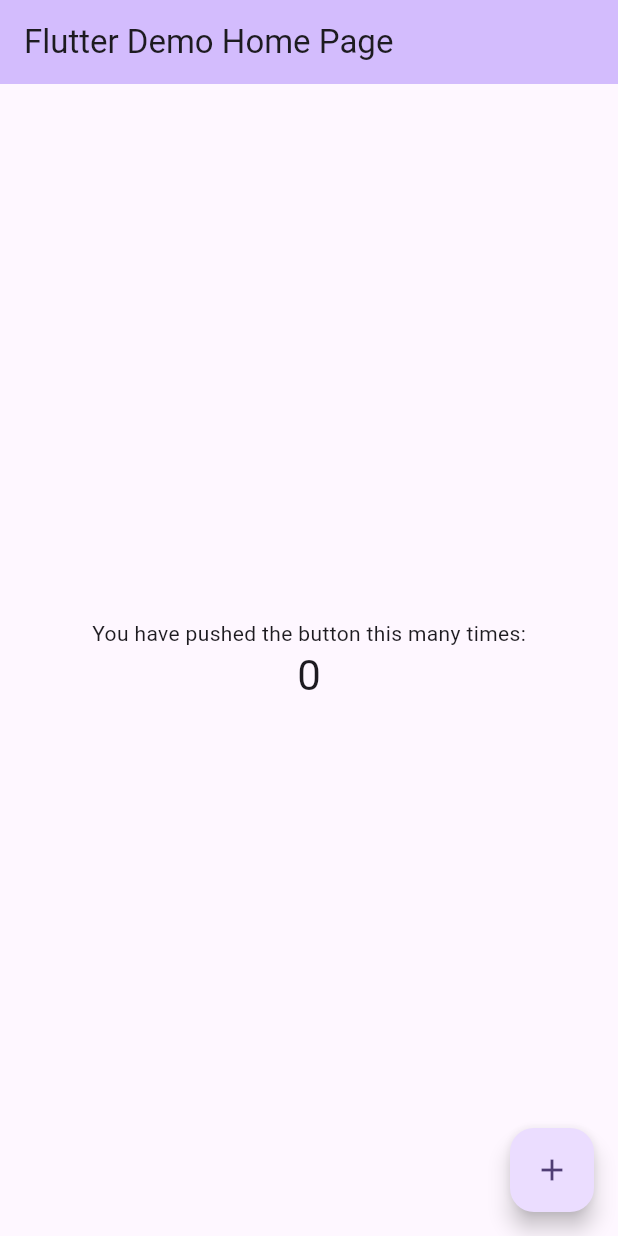
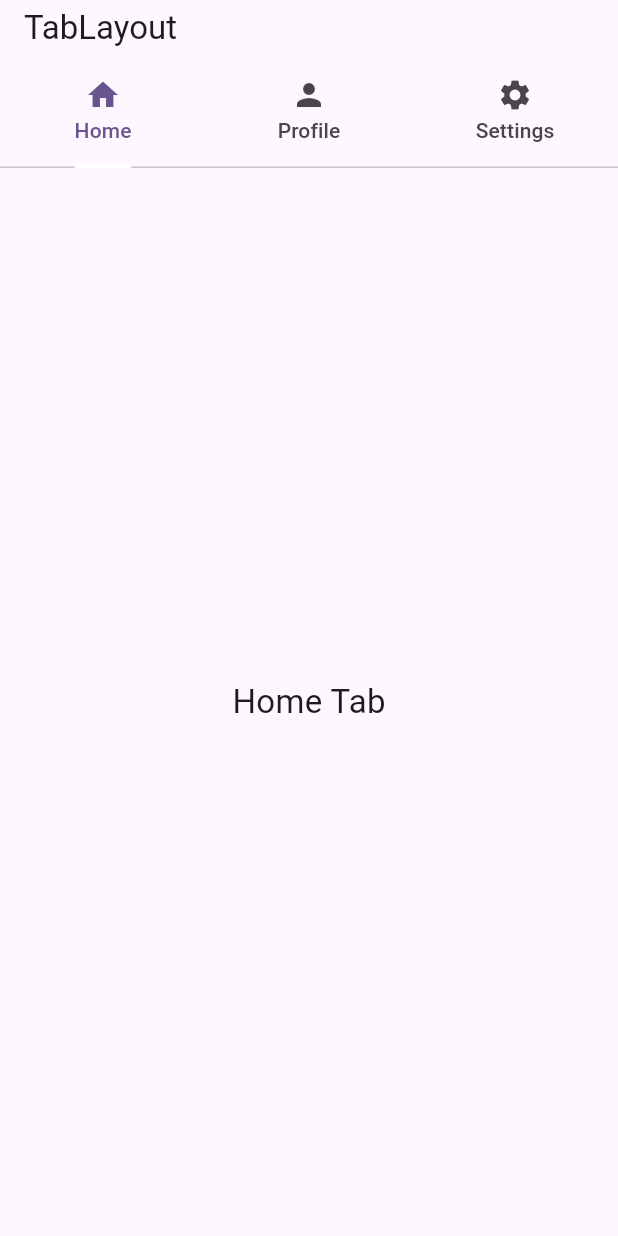
Before and after one commit to Excelsior-Technologies-Community/flutter_tab_layout, a Flutter app: the screen it shows after launch, on a phone screen of 412 x 824 dp. Run offline on Flutter 3.47's test engine with Material 3 defaults, Android fonts, the phone set to English and light mode, and no system bars.

Commit message:
tab_layout completed

```diff
--- /dev/null
+++ b/flutter_tab_layout/analysis_options.yaml
@@ -0,0 +1,4 @@
+include: package:flutter_lints/flutter.yaml
+
+# Additional information about this file can be found at
+# https://dart.dev/guides/language/analysis-options
--- /dev/null
+++ b/flutter_tab_layout/lib/flutter_tab_layout.dart
@@ -0,0 +1,7 @@
+library flutter_tab_layout;
+
+export 'tabs/pages/home_tab.dart';
+export 'tabs/pages/profile_tab.dart';
+export 'tabs/pages/settings_tab.dart';
+export 'tabs/widgets/custom_tab_bar.dart';
+export 'tabs/tab_screen.dart';
--- /dev/null
+++ b/flutter_tab_layout/lib/tabs/pages/home_tab.dart
@@ -0,0 +1,15 @@
+import 'package:flutter/material.dart';
+
+class HomeTab extends StatelessWidget {
+  const HomeTab({super.key});
+
+  @override
+  Widget build(BuildContext context) {
+    return const Center(
+      child: Text(
+        'Home Tab',
+        style: TextStyle(fontSize: 22),
+      ),
+    );
+  }
+}
--- /dev/null
+++ b/flutter_tab_layout/lib/tabs/pages/profile_tab.dart
@@ -0,0 +1,15 @@
+import 'package:flutter/material.dart';
+
+class ProfileTab extends StatelessWidget {
+  const ProfileTab({super.key});
+
+  @override
+  Widget build(BuildContext context) {
+    return const Center(
+      child: Text(
+        'Profile Tab',
+        style: TextStyle(fontSize: 22),
+      ),
+    );
+  }
+}
--- /dev/null
+++ b/flutter_tab_layout/lib/tabs/pages/settings_tab.dart
@@ -0,0 +1,15 @@
+import 'package:flutter/material.dart';
+
+class SettingsTab extends StatelessWidget {
+  const SettingsTab({super.key});
+
+  @override
+  Widget build(BuildContext context) {
+    return const Center(
+      child: Text(
+        'Settings Tab',
+        style: TextStyle(fontSize: 22),
+      ),
+    );
+  }
+}
--- /dev/null
+++ b/flutter_tab_layout/lib/tabs/tab_screen.dart
@@ -0,0 +1,49 @@
+import 'package:flutter/material.dart';
+
+import 'package:flutter_tab_layout/tabs/pages/home_tab.dart';
+import 'package:flutter_tab_layout/tabs/pages/profile_tab.dart';
+import 'package:flutter_tab_layout/tabs/pages/settings_tab.dart';
+import 'package:flutter_tab_layout/tabs/widgets/custom_tab_bar.dart';
+
+class TabScreen extends StatefulWidget {
+  const TabScreen({super.key});
+
+  @override
+  State<TabScreen> createState() => _TabScreenState();
+}
+
+class _TabScreenState extends State<TabScreen>
+    with SingleTickerProviderStateMixin {
+
+  late TabController tabController;
+
+  @override
+  void initState() {
+    super.initState();
+    tabController = TabController(length: 3, vsync: this);
+  }
+
+  @override
+  void dispose() {
+    tabController.dispose();
+    super.dispose();
+  }
+
+  @override
+  Widget build(BuildContext context) {
+    return Scaffold(
+      appBar: AppBar(
+        title: const Text("TabLayout (Swipe & Click)"),
+        bottom: CustomTabBar(controller: tabController),
+      ),
+      body: TabBarView(
+        controller: tabController,
+        children:  [
+          HomeTab(),
+          ProfileTab(),
+          SettingsTab(),
+        ],
+      ),
+    );
+  }
+}
--- /dev/null
+++ b/flutter_tab_layout/lib/tabs/widgets/custom_tab_bar.dart
@@ -0,0 +1,26 @@
+import 'package:flutter/material.dart';
+
+class CustomTabBar extends StatelessWidget
+    implements PreferredSizeWidget {
+
+  final TabController controller;
+
+  const CustomTabBar({super.key, required this.controller});
+
+  @override
+  Widget build(BuildContext context) {
+    return TabBar(
+      controller: controller,
+      isScrollable: false,
+      indicatorColor: Colors.white,
+      tabs: const [
+        Tab(text: 'Home', icon: Icon(Icons.home)),
+        Tab(text: 'Profile', icon: Icon(Icons.person)),
+        Tab(text: 'Settings', icon: Icon(Icons.settings)),
+      ],
+    );
+  }
+
+  @override
+  Size get preferredSize => const Size.fromHeight(kToolbarHeight);
+}
--- a/lib/main.dart
+++ b/lib/main.dart
@@ -1,4 +1,5 @@
 import 'package:flutter/material.dart';
+import 'package:flutter_tab_layout/tabs/tab_screen.dart';
 
 void main() {
   runApp(const MyApp());
@@ -7,116 +8,14 @@ void main() {
 class MyApp extends StatelessWidget {
   const MyApp({super.key});
 
-  // This widget is the root of your application.
   @override
   Widget build(BuildContext context) {
     return MaterialApp(
       title: 'Flutter Demo',
       theme: ThemeData(
-        // This is the theme of your application.
-        //
-        // TRY THIS: Try running your application with "flutter run". You'll see
-        // the application has a purple toolbar. Then, without quitting the app,
-        // try changing the seedColor in the colorScheme below to Colors.green
-        // and then invoke "hot reload" (save your changes or press the "hot
-        // reload" button in a Flutter-supported IDE, or press "r" if you used
-        // the command line to start the app).
-        //
-        // Notice that the counter didn't reset back to zero; the application
-        // state is not lost during the reload. To reset the state, use hot
-        // restart instead.
-        //
-        // This works for code too, not just values: Most code changes can be
-        // tested with just a hot reload.
         colorScheme: ColorScheme.fromSeed(seedColor: Colors.deepPurple),
       ),
-      home: const MyHomePage(title: 'Flutter Demo Home Page'),
+      home: TabScreen(),
     );
   }
 }
-
-class MyHomePage extends StatefulWidget {
-  const MyHomePage({super.key, required this.title});
-
-  // This widget is the home page of your application. It is stateful, meaning
-  // that it has a State object (defined below) that contains fields that affect
-  // how it looks.
-
-  // This class is the configuration for the state. It holds the values (in this
-  // case the title) provided by the parent (in this case the App widget) and
-  // used by the build method of the State. Fields in a Widget subclass are
-  // always marked "final".
-
-  final String title;
-
-  @override
-  State<MyHomePage> createState() => _MyHomePageState();
-}
-
-class _MyHomePageState extends State<MyHomePage> {
-  int _counter = 0;
-
-  void _incrementCounter() {
-    setState(() {
-      // This call to setState tells the Flutter framework that something has
-      // changed in this State, which causes it to rerun the build method below
-      // so that the display can reflect the updated values. If we changed
-      // _counter without calling setState(), then the build method would not be
-      // called again, and so nothing would appear to happen.
-      _counter++;
-    });
-  }
-
-  @override
-  Widget build(BuildContext context) {
-    // This method is rerun every time setState is called, for instance as done
-    // by the _incrementCounter method above.
-    //
-    // The Flutter framework has been optimized to make rerunning build methods
-    // fast, so that you can just rebuild anything that needs updating rather
-    // than having to individually change instances of widgets.
-    return Scaffold(
-      appBar: AppBar(
-        // TRY THIS: Try changing the color here to a specific color (to
-        // Colors.amber, perhaps?) and trigger a hot reload to see the AppBar
-        // change color while the other colors stay the same.
-        backgroundColor: Theme.of(context).colorScheme.inversePrimary,
-        // Here we take the value from the MyHomePage object that was created by
-        // the App.build method, and use it to set our appbar title.
-        title: Text(widget.title),
-      ),
-      body: Center(
-        // Center is a layout widget. It takes a single child and positions it
-        // in the middle of the parent.
-        child: Column(
-          // Column is also a layout widget. It takes a list of children and
-          // arranges them vertically. By default, it sizes itself to fit its
-          // children horizontally, and tries to be as tall as its parent.
-          //
-          // Column has various properties to control how it sizes itself and
-          // how it positions its children. Here we use mainAxisAlignment to
-          // center the children vertically; the main axis here is the vertical
-          // axis because Columns are vertical (the cross axis would be
-          // horizontal).
-          //
-          // TRY THIS: Invoke "debug painting" (choose the "Toggle Debug Paint"
-          // action in the IDE, or press "p" in the console), to see the
-          // wireframe for each widget.
-          mainAxisAlignment: MainAxisAlignment.center,
-          children: <Widget>[
-            const Text('You have pushed the button this many times:'),
-            Text(
-              '$_counter',
-              style: Theme.of(context).textTheme.headlineMedium,
-            ),
-          ],
-        ),
-      ),
-      floatingActionButton: FloatingActionButton(
-        onPressed: _incrementCounter,
-        tooltip: 'Increment',
-        child: const Icon(Icons.add),
-      ), // This trailing comma makes auto-formatting nicer for build methods.
-    );
-  }
-}
--- /dev/null
+++ b/lib/tabs/pages/home_tab.dart
@@ -0,0 +1,15 @@
+import 'package:flutter/material.dart';
+
+class HomeTab extends StatelessWidget {
+  const HomeTab({super.key});
+
+  @override
+  Widget build(BuildContext context) {
+    return const Center(
+      child: Text(
+        'Home Tab',
+        style: TextStyle(fontSize: 22),
+      ),
+    );
+  }
+}
--- /dev/null
+++ b/lib/tabs/pages/profile_tab.dart
@@ -0,0 +1,15 @@
+import 'package:flutter/material.dart';
+
+class ProfileTab extends StatelessWidget {
+  const ProfileTab({super.key});
+
+  @override
+  Widget build(BuildContext context) {
+    return const Center(
+      child: Text(
+        'Profile Tab',
+        style: TextStyle(fontSize: 22),
+      ),
+    );
+  }
+}
--- /dev/null
+++ b/lib/tabs/pages/settings_tab.dart
@@ -0,0 +1,15 @@
+import 'package:flutter/material.dart';
+
+class SettingsTab extends StatelessWidget {
+  const SettingsTab({super.key});
+
+  @override
+  Widget build(BuildContext context) {
+    return const Center(
+      child: Text(
+        'Settings Tab',
+        style: TextStyle(fontSize: 22),
+      ),
+    );
+  }
+}
--- /dev/null
+++ b/lib/tabs/tab_screen.dart
@@ -0,0 +1,49 @@
+import 'package:flutter/material.dart';
+
+import 'package:flutter_tab_layout/tabs/pages/home_tab.dart';
+import 'package:flutter_tab_layout/tabs/pages/profile_tab.dart';
+import 'package:flutter_tab_layout/tabs/pages/settings_tab.dart';
+import 'package:flutter_tab_layout/tabs/widgets/custom_tab_bar.dart';
+
+class TabScreen extends StatefulWidget {
+  const TabScreen({super.key});
+
+  @override
+  State<TabScreen> createState() => _TabScreenState();
+}
+
+class _TabScreenState extends State<TabScreen>
+    with SingleTickerProviderStateMixin {
+
+  late TabController tabController;
+
+  @override
+  void initState() {
+    super.initState();
+    tabController = TabController(length: 3, vsync: this);
+  }
+
+  @override
+  void dispose() {
+    tabController.dispose();
+    super.dispose();
+  }
+
+  @override
+  Widget build(BuildContext context) {
+    return Scaffold(
+      appBar: AppBar(
+        title: const Text("TabLayout"),
+        bottom: CustomTabBar(controller: tabController),
+      ),
+      body: TabBarView(
+        controller: tabController,
+        children:  [
+          HomeTab(),
+          ProfileTab(),
+          SettingsTab(),
+        ],
+      ),
+    );
+  }
+}
--- /dev/null
+++ b/lib/tabs/widgets/custom_tab_bar.dart
@@ -0,0 +1,26 @@
+import 'package:flutter/material.dart';
+
+class CustomTabBar extends StatelessWidget
+    implements PreferredSizeWidget {
+
+  final TabController controller;
+
+  const CustomTabBar({super.key, required this.controller});
+
+  @override
+  Widget build(BuildContext context) {
+    return TabBar(
+      controller: controller,
+      isScrollable: false,
+      indicatorColor: Colors.white,
+      tabs: const [
+        Tab(text: 'Home', icon: Icon(Icons.home)),
+        Tab(text: 'Profile', icon: Icon(Icons.person)),
+        Tab(text: 'Settings', icon: Icon(Icons.settings)),
+      ],
+    );
+  }
+
+  @override
+  Size get preferredSize => const Size.fromHeight(kToolbarHeight);
+}
```
Also changed, not shown: flutter_tab_layout/pubspec.yaml (added, +54 -0 lines), 6 other files.
